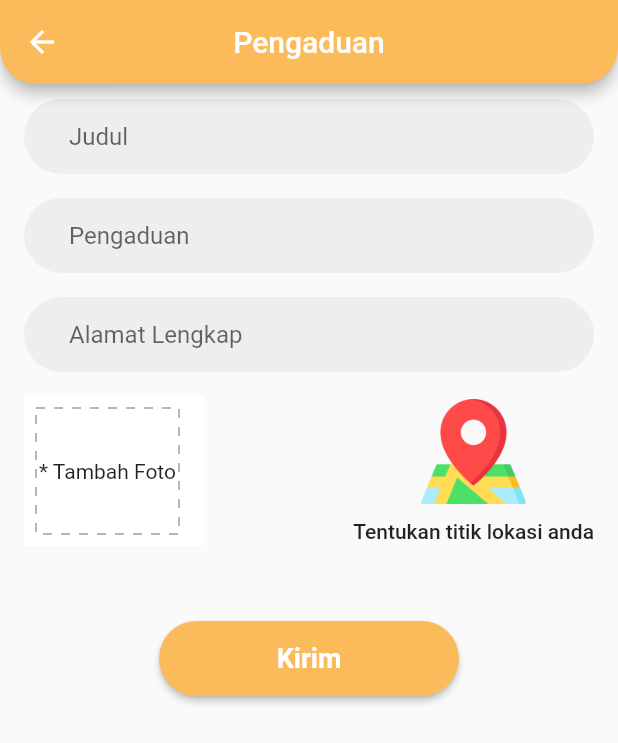
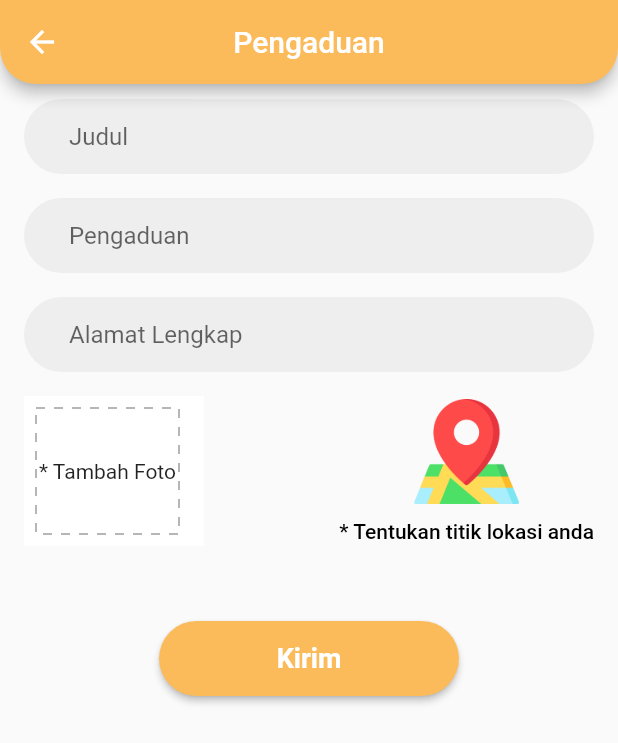
Before and after one commit to bagasbest/Lapor, a Flutter app: the PengaduanScreen screen opened directly, on a phone screen of 412 x 824 dp. Shown: the top 743 px of the screen. Run offline on Flutter 3.47's test engine with Material 2 defaults, Android fonts, the phone set to English and light mode, and no system bars; drawn by our look-alikes of dotted_border; our stand-ins replace cloud_firestore, firebase_auth, firebase_core, firebase_storage, flutter_spinkit, fluttertoast and 4 more; accounts and stored records are empty; Roboto replaces fonts that are missing (Poppins).

```diff
--- a/lib/homepage/pengaduan/pengaduan_screen.dart
+++ b/lib/homepage/pengaduan/pengaduan_screen.dart
@@ -24,6 +24,7 @@ class _PengaduanScreenState extends State<PengaduanScreen> {
   var _latitude;
   var _longitude;
   String name = "";
+  String locationStatus = '* Tentukan titik lokasi anda';
 
   final _formKey = GlobalKey<FormState>();
   bool isImageAdd = false;
@@ -225,6 +226,7 @@ class _PengaduanScreenState extends State<PengaduanScreen> {
                                   .substring(0, result.toString().indexOf('|'));
                               _longitude = result.toString().substring(
                                   result.toString().indexOf('|') + 1);
+                              locationStatus = '√ Lokasi telah terpilih';
                             });
                           },
                           child: Image.asset(
@@ -236,10 +238,19 @@ class _PengaduanScreenState extends State<PengaduanScreen> {
                         SizedBox(
                           height: 10,
                         ),
-                        Text(
-                          'Tentukan titik lokasi anda',
-                          style: TextStyle(fontWeight: FontWeight.w500),
-                        ),
+                        (locationStatus == "* Tentukan titik lokasi anda")
+                            ? Text(
+                                locationStatus,
+                                style: TextStyle(
+                                    fontWeight: FontWeight.w500,
+                                    color: Colors.black),
+                              )
+                            : Text(
+                                locationStatus,
+                                style: TextStyle(
+                                    fontWeight: FontWeight.w500,
+                                    color: Colors.green[700]),
+                              ),
                       ],
                     ),
                   ),
@@ -334,10 +345,8 @@ class _PengaduanScreenState extends State<PengaduanScreen> {
   void getName() {
     String uid = FirebaseAuth.instance.currentUser!.uid;
 
-    FirebaseFirestore.instance
-        .collection('users')
-        .doc(uid)
-        .get()
-        .then((value) {name = "" + value.get('name');});
+    FirebaseFirestore.instance.collection('users').doc(uid).get().then((value) {
+      name = "" + value.get('name');
+    });
   }
 }
```
